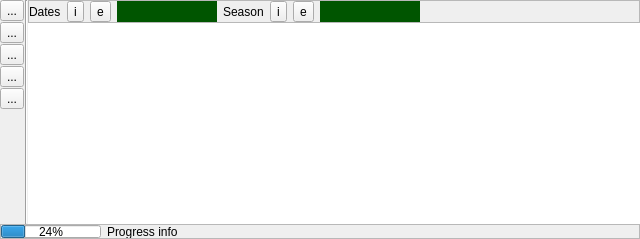
Above: timeseriesviewer/ui/timeseriesdock.ui from jakimowb/eo-time-series-viewer before the change. Below: the same form after it.
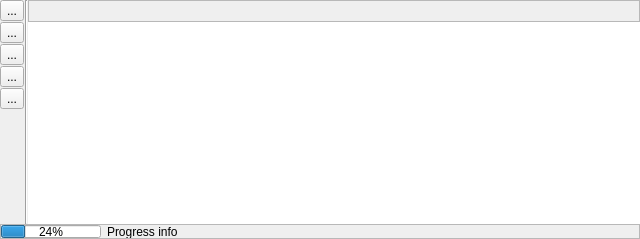
That is the form after the change. Custom widgets are drawn as their Qt base class.

What changed in the file:
```diff
--- a/timeseriesviewer/ui/timeseriesdock.ui
+++ b/timeseriesviewer/ui/timeseriesdock.ui
@@ -143,80 +143,15 @@
            <property name="margin">
             <number>0</number>
            </property>
-           <item>
-            <widget class="QLabel" name="label">
-             <property name="text">
-              <string>Dates</string>
-             </property>
-            </widget>
-           </item>
-           <item>
-            <widget class="QToolButton" name="btnIncludeDates">
-             <property name="text">
-              <string>i</string>
-             </property>
-            </widget>
-           </item>
-           <item>
-            <widget class="QToolButton" name="btnExcludeDates">
-             <property name="text">
-              <string>e</string>
-             </property>
-            </widget>
-           </item>
-           <item>
-            <widget class="QWidget" name="widget" native="true">
-             <property name="minimumSize">
-              <size>
-               <width>100</width>
-               <height>0</height>
-              </size>
-             </property>
-             <property name="autoFillBackground">
-              <bool>false</bool>
-             </property>
-             <property name="styleSheet">
-              <string notr="true">background-color: rgb(0, 85, 0);</string>
-             </property>
-            </widget>
-           </item>
-           <item>
-            <widget class="QLabel" name="label_2">
-             <property name="text">
-              <string>Season</string>
-             </property>
-            </widget>
-           </item>
-           <item>
-            <widget class="QToolButton" name="btnIncludeSeason">
-             <property name="text">
-              <string>i</string>
-             </property>
-            </widget>
-           </item>
-           <item>
-            <widget class="QToolButton" name="btnExcludeSeason">
-             <property name="text">
-              <string>e</string>
-             </property>
-            </widget>
-           </item>
-           <item>
-            <widget class="QWidget" name="widget_2" native="true">
-             <property name="minimumSize">
-              <size>
-               <width>100</width>
-               <height>0</height>
-              </size>
-             </property>
-             <property name="autoFillBackground">
-              <bool>false</bool>
-             </property>
-             <property name="styleSheet">
-              <string notr="true">background-color: rgb(0, 85, 0);</string>
-             </property>
-            </widget>
-           </item>
+           <property name="topMargin">
+            <number>0</number>
+           </property>
+           <property name="rightMargin">
+            <number>0</number>
+           </property>
+           <property name="bottomMargin">
+            <number>0</number>
+           </property>
            <item>
             <spacer name="horizontalSpacer">
              <property name="orientation">
```
Left out of the diff: 37 changed lines with no effect on the pictures.
